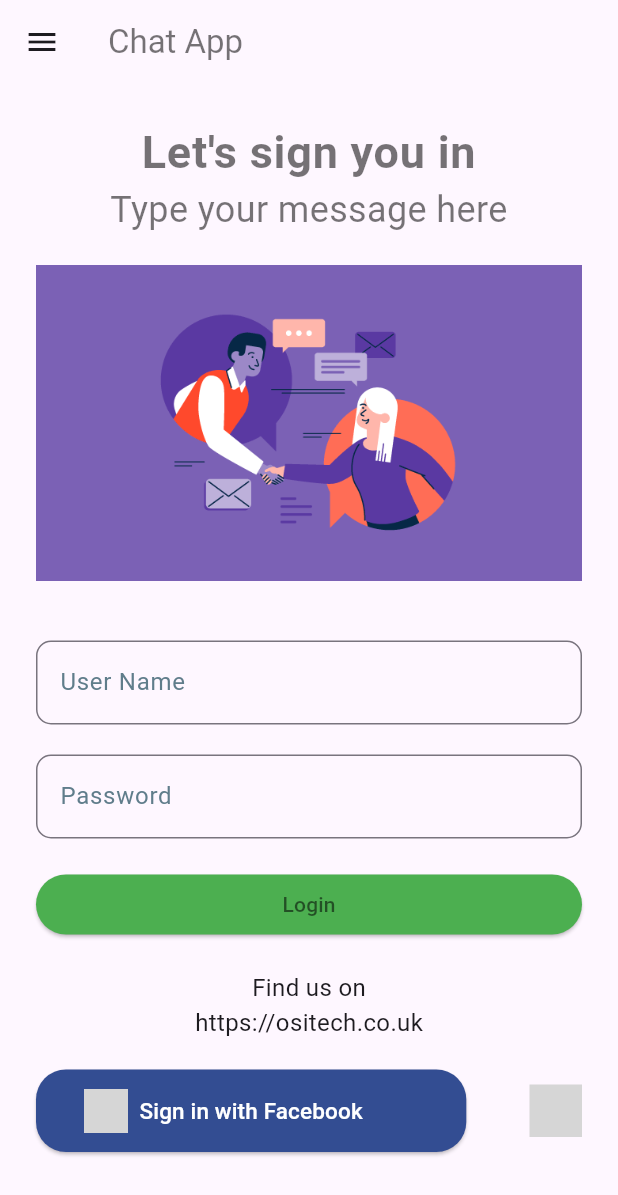
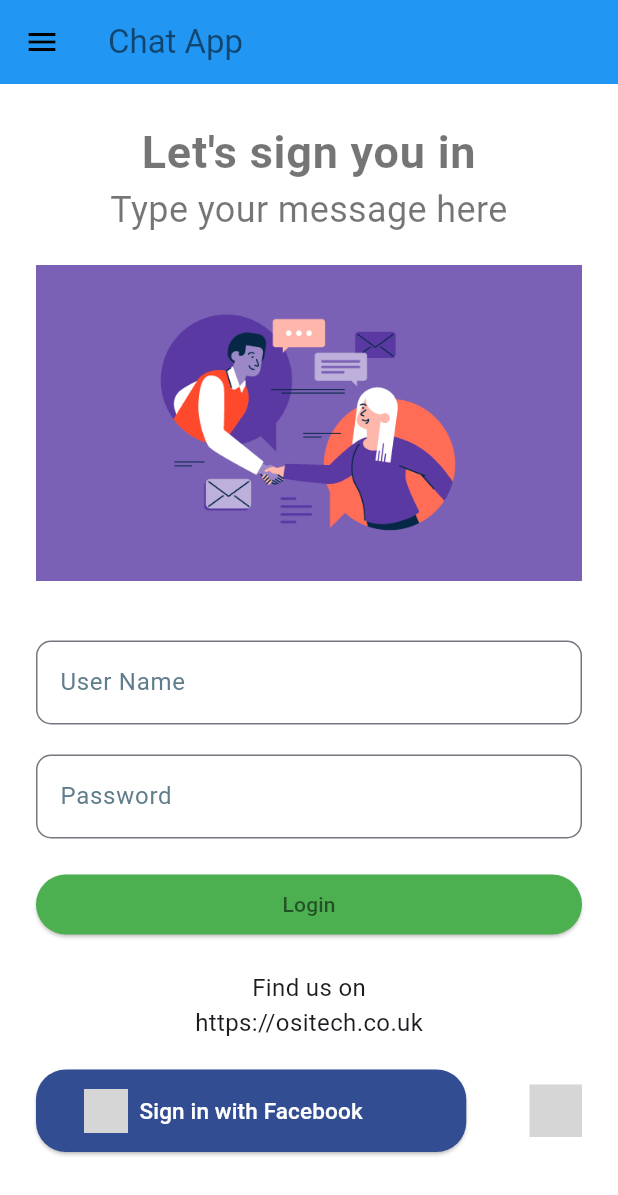
Before and after one commit to osmankunt/chat_app, a Flutter app: the screen it shows after launch, on a phone screen of 412 x 824 dp. Shown: the top 1195 px of the screen. Run offline on Flutter 3.47's test engine with Material 3 defaults, Android fonts, the phone set to English and light mode, and no system bars; drawn by our look-alikes of social_login_buttons; our stand-ins replace google_fonts; missing offline and left inert: social_media_buttons; Roboto replaces fonts that are missing (Aboreto); grey boxes are pictures that could not be loaded.

```diff
--- a/lib/login_page.dart
+++ b/lib/login_page.dart
@@ -34,6 +34,7 @@ class LoginPage extends StatelessWidget {
   @override
   Widget build(BuildContext context) {
     return Scaffold(
+      backgroundColor: Colors.white,
       appBar: AppBar(
         title: Text(
           "Chat App",
--- a/lib/main.dart
+++ b/lib/main.dart
@@ -12,7 +12,13 @@ class ChatApp extends StatelessWidget {
   @override
   Widget build(BuildContext context) {
     return MaterialApp(
-      theme: ThemeData(primarySwatch: Colors.deepPurple),
+      theme: ThemeData(
+          canvasColor: Colors.transparent,
+          primaryColor: Colors.deepPurple,
+          appBarTheme: const AppBarTheme(
+            backgroundColor: Colors.blue,
+            foregroundColor: Colors.black,
+          )),
       title: "Chat App",
       home: LoginPage(),
       routes: {'/chat': (context) => ChatPage()},
--- a/lib/widgets/chat_bubble.dart
+++ b/lib/widgets/chat_bubble.dart
@@ -37,6 +37,7 @@ class _ChatBubbleState extends State<ChatBubble> {
 
   @override
   Widget build(BuildContext context) {
+    bool isAuthor = widget.entity.author.username == "Ositech";
     return Align(
       alignment: widget.alignment,
       child: Container(
@@ -44,7 +45,7 @@ class _ChatBubbleState extends State<ChatBubble> {
         padding: const EdgeInsets.all(24),
         margin: const EdgeInsets.all(20),
         decoration: BoxDecoration(
-          color: Colors.grey,
+          color: isAuthor ? Theme.of(context).primaryColor : Colors.black87,
           borderRadius: messageBubbleDirection(),
         ),
         child: SingleChildScrollView(
```
Also changed, not shown: lib/widgets/dog_bottom_sheet.dart (+9 -2 lines).
